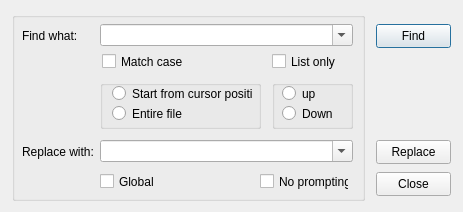
First picture: the form in harbour/contrib/hbide/resources/finddialog.ui, repository harbour/core, before the edit.
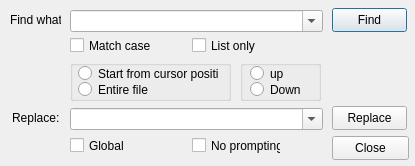
Second picture: the form after the edit.

Commit message: 2009-12-21 00:38 UTC-0800 Pritpal Bedi (pritpal@vouchcac.com)   * contrib/hbide/resources/finddialog.ui     ! Some aesthetic artifacts set corrected.

Patch:
```diff
--- a/harbour/contrib/hbide/resources/finddialog.ui
+++ b/harbour/contrib/hbide/resources/finddialog.ui
@@ -6,87 +6,123 @@
    <rect>
     <x>0</x>
     <y>0</y>
-    <width>463</width>
-    <height>212</height>
+    <width>415</width>
+    <height>166</height>
    </rect>
   </property>
   <property name="windowTitle">
    <string>Find and Replace</string>
   </property>
-  <widget class="QGroupBox" name="groupBox">
-   <property name="enabled">
+  <widget class="QPushButton" name="buttonFind">
+   <property name="geometry">
+    <rect>
+     <x>332</x>
+     <y>8</y>
+     <width>75</width>
+     <height>24</height>
+    </rect>
+   </property>
+   <property name="text">
+    <string>Find</string>
+   </property>
+   <property name="autoDefault">
+    <bool>false</bool>
+   </property>
+   <property name="default">
     <bool>true</bool>
    </property>
+  </widget>
+  <widget class="QPushButton" name="buttonReplace">
    <property name="geometry">
     <rect>
-     <x>12</x>
-     <y>12</y>
-     <width>353</width>
-     <height>189</height>
+     <x>332</x>
+     <y>106</y>
+     <width>75</width>
+     <height>24</height>
     </rect>
    </property>
-   <property name="title">
-    <string/>
+   <property name="text">
+    <string>Replace</string>
    </property>
-   <widget class="QLabel" name="label">
+   <property name="autoDefault">
+    <bool>false</bool>
+   </property>
+   <property name="flat">
+    <bool>false</bool>
+   </property>
+  </widget>
+  <widget class="QPushButton" name="buttonClose">
     <property name="geometry">
      <rect>
-      <x>10</x>
-      <y>16</y>
+     <x>332</x>
+     <y>136</y>
+     <width>77</width>
+     <height>24</height>
+    </rect>
+   </property>
+   <property name="text">
+    <string>Close</string>
+   </property>
+  </widget>
+  <widget class="QComboBox" name="comboReplaceWith">
+   <property name="geometry">
+    <rect>
+     <x>70</x>
+     <y>108</y>
+     <width>253</width>
+     <height>22</height>
+    </rect>
+   </property>
+   <property name="editable">
+    <bool>true</bool>
+   </property>
+  </widget>
+  <widget class="QCheckBox" name="checkGlobal">
+   <property name="geometry">
+    <rect>
+     <x>70</x>
+     <y>136</y>
       <width>71</width>
-      <height>16</height>
+     <height>19</height>
      </rect>
     </property>
     <property name="text">
-     <string>Find what:</string>
+    <string>Global</string>
+   </property>
+  </widget>
+  <widget class="QCheckBox" name="checkNoPrompting">
+   <property name="geometry">
+    <rect>
+     <x>192</x>
+     <y>136</y>
+     <width>89</width>
+     <height>19</height>
+    </rect>
+   </property>
+   <property name="text">
+    <string>No prompting</string>
     </property>
    </widget>
    <widget class="QLabel" name="label_2">
     <property name="geometry">
      <rect>
-      <x>10</x>
-      <y>132</y>
-      <width>71</width>
-      <height>16</height>
+     <x>12</x>
+     <y>108</y>
+     <width>53</width>
+     <height>20</height>
      </rect>
     </property>
     <property name="text">
-     <string>Replace with:</string>
-    </property>
-   </widget>
-   <widget class="QCheckBox" name="checkMatchCase">
-    <property name="geometry">
-     <rect>
-      <x>90</x>
-      <y>40</y>
-      <width>81</width>
-      <height>19</height>
-     </rect>
-    </property>
-    <property name="text">
-     <string>Match case</string>
-    </property>
-   </widget>
-   <widget class="QCheckBox" name="checkListOnly">
-    <property name="geometry">
-     <rect>
-      <x>260</x>
-      <y>40</y>
-      <width>71</width>
-      <height>19</height>
-     </rect>
-    </property>
-    <property name="text">
-     <string>List only</string>
+    <string>Replace:</string>
     </property>
    </widget>
    <widget class="QGroupBox" name="groupBox_2">
     <property name="geometry">
      <rect>
-      <x>88</x>
-      <y>68</y>
+     <x>70</x>
+     <y>60</y>
       <width>161</width>
-      <height>49</height>
+     <height>41</height>
      </rect>
     </property>
     <property name="title">
@@ -95,7 +131,7 @@
     <widget class="QRadioButton" name="radioFromCursor">
      <property name="geometry">
       <rect>
-       <x>12</x>
+      <x>8</x>
        <y>4</y>
        <width>141</width>
        <height>19</height>
@@ -108,8 +144,8 @@
     <widget class="QRadioButton" name="radioEntire">
      <property name="geometry">
       <rect>
-       <x>12</x>
-       <y>24</y>
+      <x>8</x>
+      <y>20</y>
        <width>141</width>
        <height>19</height>
       </rect>
@@ -122,10 +158,10 @@
    <widget class="QGroupBox" name="groupBox_3">
     <property name="geometry">
      <rect>
-      <x>260</x>
-      <y>68</y>
+     <x>240</x>
+     <y>60</y>
       <width>81</width>
-      <height>49</height>
+     <height>41</height>
      </rect>
     </property>
     <property name="title">
@@ -148,7 +184,7 @@
      <property name="geometry">
       <rect>
        <x>10</x>
-       <y>24</y>
+      <y>20</y>
        <width>51</width>
        <height>19</height>
       </rect>
@@ -158,11 +194,37 @@
      </property>
     </widget>
    </widget>
+  <widget class="QCheckBox" name="checkMatchCase">
+   <property name="geometry">
+    <rect>
+     <x>70</x>
+     <y>36</y>
+     <width>81</width>
+     <height>19</height>
+    </rect>
+   </property>
+   <property name="text">
+    <string>Match case</string>
+   </property>
+  </widget>
+  <widget class="QCheckBox" name="checkListOnly">
+   <property name="geometry">
+    <rect>
+     <x>192</x>
+     <y>36</y>
+     <width>71</width>
+     <height>19</height>
+    </rect>
+   </property>
+   <property name="text">
+    <string>List only</string>
+   </property>
+  </widget>
    <widget class="QComboBox" name="comboFindWhat">
     <property name="geometry">
      <rect>
-      <x>88</x>
-      <y>12</y>
+     <x>70</x>
+     <y>10</y>
       <width>253</width>
       <height>22</height>
      </rect>
@@ -171,95 +233,17 @@
      <bool>true</bool>
     </property>
    </widget>
-   <widget class="QComboBox" name="comboReplaceWith">
+  <widget class="QLabel" name="label">
     <property name="geometry">
      <rect>
-      <x>88</x>
-      <y>128</y>
-      <width>253</width>
-      <height>22</height>
-     </rect>
-    </property>
-    <property name="editable">
-     <bool>true</bool>
-    </property>
-   </widget>
-   <widget class="QCheckBox" name="checkGlobal">
-    <property name="geometry">
-     <rect>
-      <x>88</x>
-      <y>160</y>
-      <width>71</width>
-      <height>19</height>
-     </rect>
-    </property>
+     <x>10</x>
+     <y>10</y>
+     <width>51</width>
+     <height>20</height>
+    </rect>
+   </property>
     <property name="text">
-     <string>Global</string>
-    </property>
-   </widget>
-   <widget class="QCheckBox" name="checkNoPrompting">
-    <property name="geometry">
-     <rect>
-      <x>248</x>
-      <y>160</y>
-      <width>89</width>
-      <height>19</height>
-     </rect>
-    </property>
-    <property name="text">
-     <string>No prompting</string>
-    </property>
-   </widget>
-  </widget>
-  <widget class="QPushButton" name="buttonFind">
-   <property name="geometry">
-    <rect>
-     <x>376</x>
-     <y>24</y>
-     <width>75</width>
-     <height>24</height>
-    </rect>
-   </property>
-   <property name="text">
-    <string>Find</string>
-   </property>
-   <property name="autoDefault">
-    <bool>false</bool>
-   </property>
-   <property name="default">
-    <bool>true</bool>
-   </property>
-  </widget>
-  <widget class="QPushButton" name="buttonReplace">
-   <property name="geometry">
-    <rect>
-     <x>376</x>
-     <y>140</y>
-     <width>75</width>
-     <height>24</height>
-    </rect>
-   </property>
-   <property name="text">
-    <string>Replace</string>
-   </property>
-   <property name="autoDefault">
-    <bool>false</bool>
-   </property>
-   <property name="flat">
-    <bool>false</bool>
-   </property>
-  </widget>
-  <widget class="QPushButton" name="buttonClose">
-   <property name="geometry">
-    <rect>
-     <x>376</x>
-     <y>172</y>
-     <width>75</width>
-     <height>24</height>
-    </rect>
-   </property>
-   <property name="text">
-    <string>Close</string>
+    <string>Find what:</string>
    </property>
   </widget>
  </widget>
```
Lines whose indentation alone changed are shown as unchanged. The commit also changes 1 other file.
